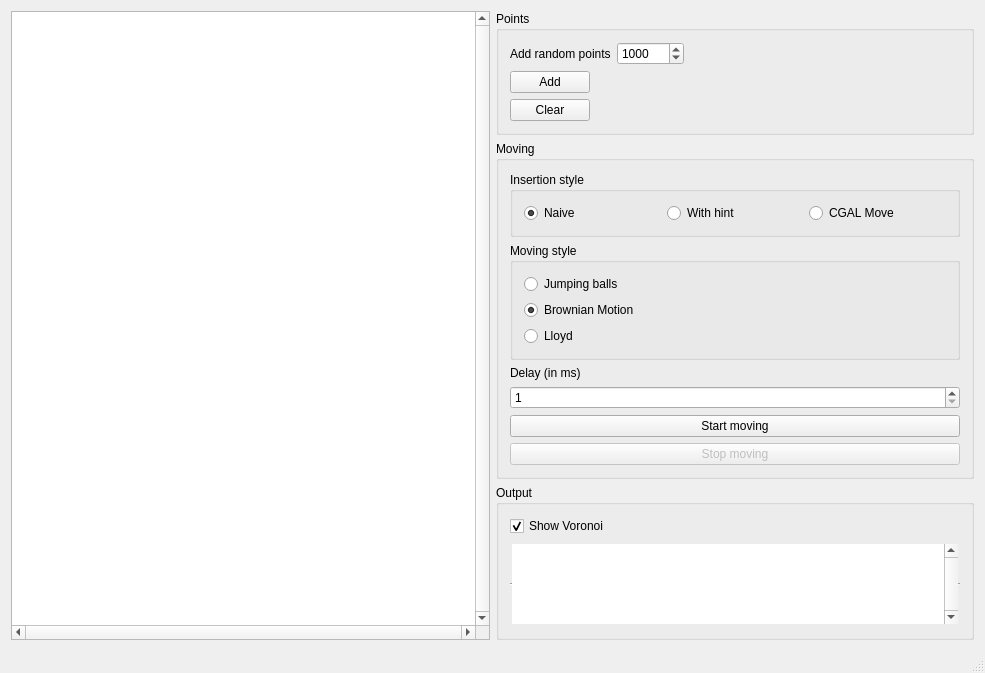
This is mainwindow.ui in jetSett/Delaunay-moving-points as Qt 5 draws it before an edit. The edited form follows.
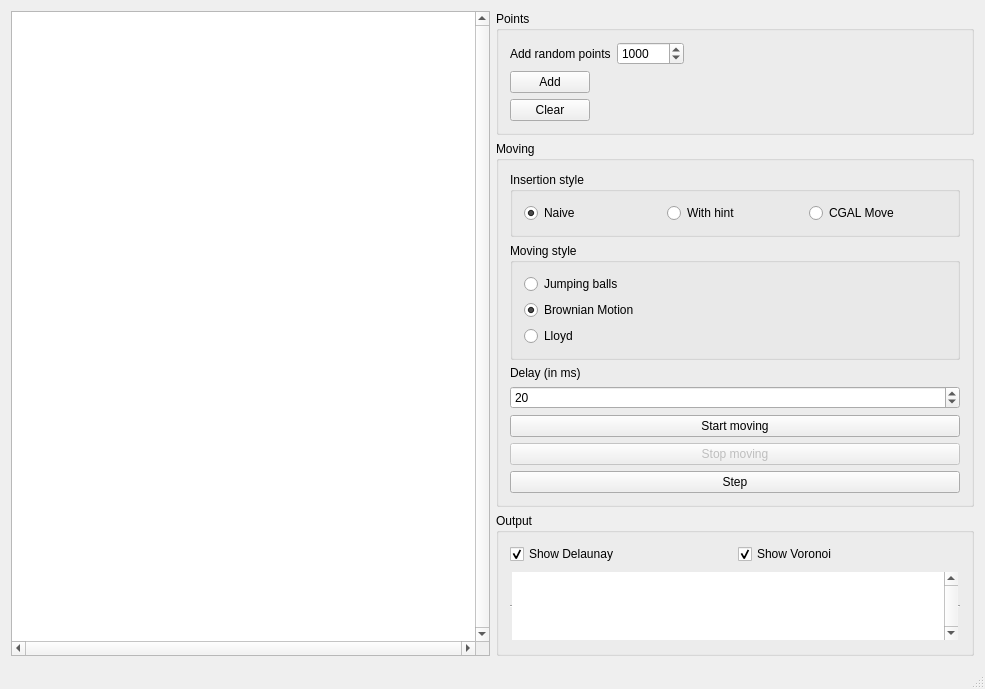
This is the edited form.

```diff
--- a/mainwindow.ui
+++ b/mainwindow.ui
@@ -7,7 +7,7 @@
     <x>0</x>
     <y>0</y>
     <width>985</width>
-    <height>673</height>
+    <height>689</height>
    </rect>
   </property>
   <property name="windowTitle">
@@ -211,6 +211,9 @@
              <property name="maximum">
               <number>1000000</number>
              </property>
+             <property name="value">
+              <number>20</number>
+             </property>
             </widget>
            </item>
            <item>
@@ -230,6 +233,13 @@
              </property>
             </widget>
            </item>
+           <item>
+            <widget class="QPushButton" name="stepButton">
+             <property name="text">
+              <string>Step</string>
+             </property>
+            </widget>
+           </item>
           </layout>
          </item>
         </layout>
@@ -244,6 +254,18 @@
          <item>
           <layout class="QVBoxLayout" name="verticalLayout_4">
            <item>
+            <layout class="QHBoxLayout" name="horizontalLayout_3">
+             <item>
+              <widget class="QCheckBox" name="showDelaunayCheckBox">
+               <property name="text">
+                <string>Show Delaunay</string>
+               </property>
+               <property name="checked">
+                <bool>true</bool>
+               </property>
+              </widget>
+             </item>
+             <item>
             <widget class="QCheckBox" name="showVoronoiCheckBox">
              <property name="text">
               <string>Show Voronoi</string>
@@ -253,6 +275,8 @@
              </property>
             </widget>
            </item>
+            </layout>
+           </item>
            <item>
             <widget class="QTextEdit" name="outputText">
              <property name="maximumSize">
```
Left out of the diff: 5 changed lines with no effect on the pictures. Lines whose indentation alone changed are shown as unchanged.
